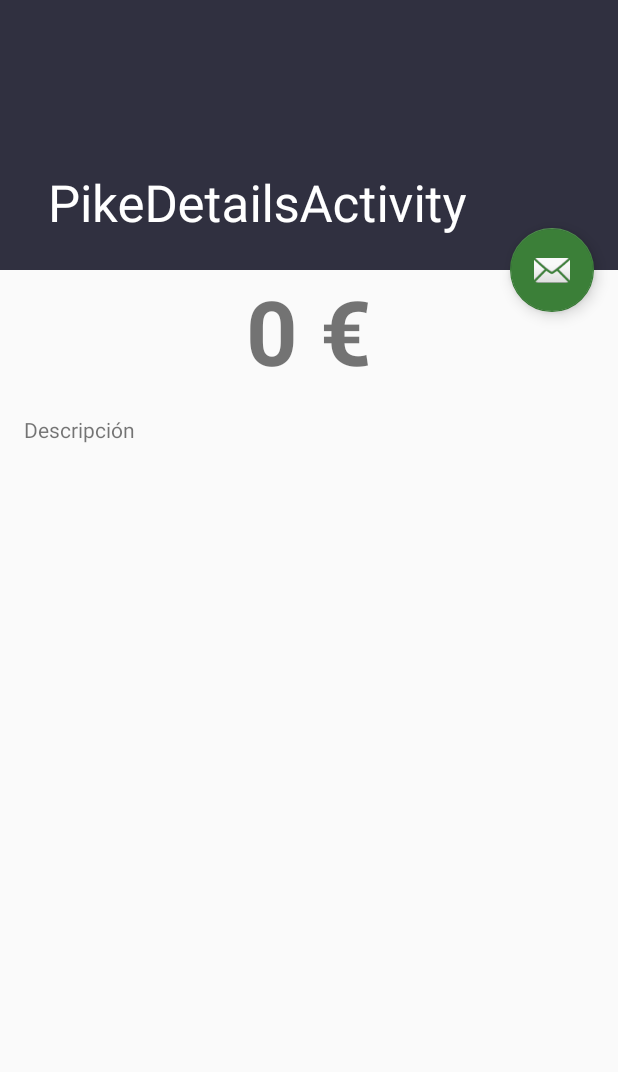
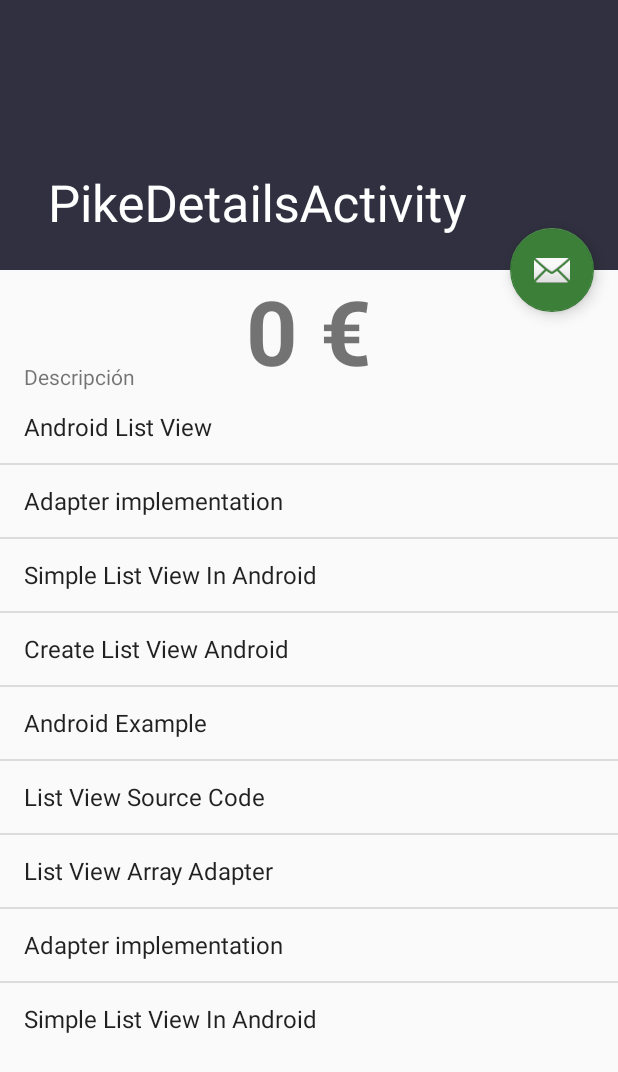
Before and after one commit to AXH-Studios/No-Hay-Huevos, an Android app: the PikeDetailsActivity screen opened directly, with no data from a screen before it, on a phone screen of 412 x 824 dp. Shown: the top 1072 px of the screen. Run offline under Robolectric (Android 15) with nearby library versions, the phone set to English and light mode, and no system bars; network calls fail; 4 statements that could not run were skipped.

Commit message:
main style

```diff
--- a/android/app/src/main/java/es/axh_studios/nohayhuevos/PikeDetailsActivity.java
+++ b/android/app/src/main/java/es/axh_studios/nohayhuevos/PikeDetailsActivity.java
@@ -7,10 +7,12 @@ import android.support.design.widget.FloatingActionButton;
 import android.support.v7.app.AppCompatActivity;
 import android.support.v7.widget.Toolbar;
 import android.view.View;
+import android.widget.ArrayAdapter;
 import android.widget.Button;
 import android.widget.ListView;
 import android.widget.TextView;
 
+import java.util.ArrayList;
 import java.util.List;
 
 import es.axh_studios.nohayhuevos.application.PikeApplication;
@@ -103,6 +105,7 @@ public class PikeDetailsActivity extends AppCompatActivity {
         participarButton = (Button) findViewById(R.id.participar);
 
         List<Participacion> participaciones = apuesta.getParticipaciones();
+        //List<Participacion> participacionesString = new ArrayList<>();
 
         boolean botonVisible = false;
         if(participaciones != null){
@@ -119,7 +122,21 @@ public class PikeDetailsActivity extends AppCompatActivity {
         descripcionTextView.setText(apuesta.getDescripcion());
 
         // TODO Adapter listview
+        String[] values = new String[] {
+                "Android List View",
+                "Adapter implementation",
+                "Simple List View In Android",
+                "Create List View Android",
+                "Android Example",
+                "List View Source Code",
+                "List View Array Adapter",
+                "Adapter implementation",
+                "Simple List View In Android"
+        };
+        ArrayAdapter<String> itemsAdapter = new ArrayAdapter<>(this,
+                android.R.layout.simple_list_item_1, android.R.id.text1, values);
 
+        participantesListView.setAdapter(itemsAdapter);
 
         participarButton.setOnClickListener(new View.OnClickListener() {
             @Override
--- a/android/app/src/main/res/layout/content_pike_details.xml
+++ b/android/app/src/main/res/layout/content_pike_details.xml
@@ -1,47 +1,67 @@
 <?xml version="1.0" encoding="utf-8"?>
-<android.support.v4.widget.NestedScrollView xmlns:android="http://schemas.android.com/apk/res/android"
+<RelativeLayout xmlns:android="http://schemas.android.com/apk/res/android"
     xmlns:app="http://schemas.android.com/apk/res-auto"
     xmlns:tools="http://schemas.android.com/tools"
-    android:layout_width="match_parent"
-    android:layout_height="match_parent"
+    android:layout_width="wrap_content"
+    android:layout_height="wrap_content"
+    android:weightSum="1"
     app:layout_behavior="@string/appbar_scrolling_view_behavior"
     tools:context="es.axh_studios.nohayhuevos.PikeDetailsActivity"
     tools:showIn="@layout/activity_pike_details">
 
 
-    <LinearLayout
+    <RelativeLayout
+        android:id="@+id/info_general"
+        android:layout_width="match_parent"
+        android:layout_height="wrap_content"
+        android:orientation="vertical"
+        android:weightSum="1">
+        <TextView
+            android:id="@+id/amount"
             android:layout_width="wrap_content"
             android:layout_height="wrap_content"
-        android:orientation="vertical" >
+            android:layout_alignParentEnd="true"
+            android:layout_alignParentStart="true"
+            android:layout_alignParentTop="true"
+            android:layout_gravity="center"
+            android:layout_toEndOf="@+id/descripcion"
+            android:gravity="center"
+            android:text="0 €"
+            android:textSize="60dip"
+            android:textStyle="bold" />
 
         <TextView
+            android:id="@+id/descripcion"
             android:layout_width="wrap_content"
             android:layout_height="wrap_content"
-            android:textStyle="bold"
-            android:textSize="60dip"
-            android:text="0 €"
-            android:layout_gravity="center"
-            android:id="@+id/amount" />
+            android:layout_alignBottom="@+id/amount"
+            android:layout_alignParentEnd="true"
+            android:layout_alignParentStart="true"
+            android:layout_marginLeft="@dimen/text_margin"
+            android:layout_marginRight="@dimen/text_margin"
+            android:text="Descripción" />
 
-        <TextView
+        <Button
+            android:id="@+id/participar"
             android:layout_width="wrap_content"
             android:layout_height="wrap_content"
-            android:layout_margin="@dimen/text_margin"
-            android:id="@+id/descripcion"
-            android:text="Descripción"/>
+            android:layout_alignParentStart="true"
+            android:layout_below="@+id/amount"
+            android:layout_gravity="center"
+            android:text="Participar"
+            android:layout_alignParentEnd="true" />
+
+    </RelativeLayout>
+
 
     <ListView
+        android:id="@+id/participantes"
         android:layout_width="wrap_content"
         android:layout_height="wrap_content"
-            android:id="@+id/participantes"></ListView>
+        android:layout_below="@+id/info_general"
+        android:layout_alignParentStart="true">
 
-        <Button
-            android:layout_width="wrap_content"
-            android:layout_height="wrap_content"
-            android:layout_gravity="center"
-            android:id="@+id/participar"
-            android:text="Participar"/>
+    </ListView>
 
-    </LinearLayout>
 
-</android.support.v4.widget.NestedScrollView>
+</RelativeLayout>
```
Lines whose indentation alone changed are shown as unchanged.
